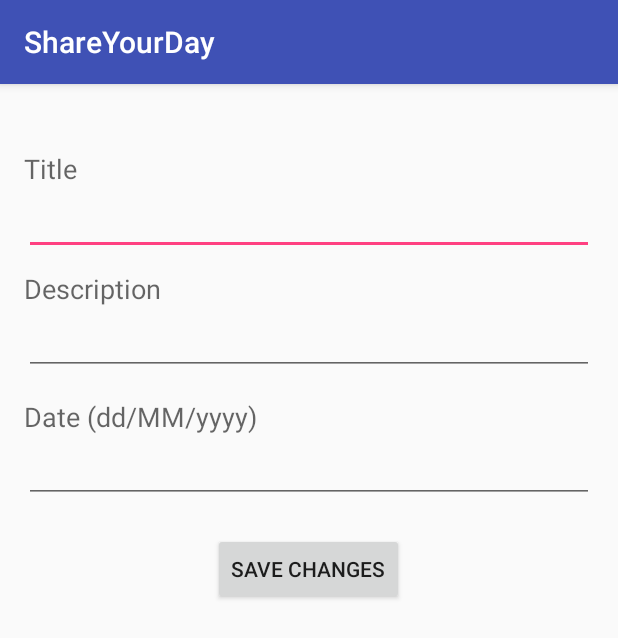
After one commit to Dragonaut1337/ShareYourDay, an Android app: the EditEntryActivity screen opened directly, with no data from a screen before it, on a phone screen of 412 x 824 dp. The commit adds this screen. Shown: the top 638 px of the screen. Run offline under Robolectric (Android 15) with nearby library versions, the phone set to English and light mode, and no system bars.

Commit message:
revision of code, added update and edit functionality

```diff
--- a/app/src/main/AndroidManifest.xml
+++ b/app/src/main/AndroidManifest.xml
@@ -29,6 +29,9 @@
         </activity>
         <activity android:name=".activity.SettingsActivity">
         </activity>
+        <activity
+            android:name=".activity.EditEntryActivity">
+        </activity>
     </application>
 
 </manifest>
--- a/app/src/main/java/com/mobile/andrew/shareyourday/activity/AboutActivity.java
+++ b/app/src/main/java/com/mobile/andrew/shareyourday/activity/AboutActivity.java
@@ -8,6 +8,8 @@ import android.os.Bundle;
 
 import com.mobile.andrew.shareyourday.R;
 
+//Placeholder for AboutActivity
+
 public class AboutActivity extends Activity {
     public void onCreate(Bundle savedInstanceState) {
         super.onCreate(savedInstanceState);
--- /dev/null
+++ b/app/src/main/java/com/mobile/andrew/shareyourday/activity/EditEntryActivity.java
@@ -0,0 +1,75 @@
+package com.mobile.andrew.shareyourday.activity;
+
+import android.app.Activity;
+import android.content.Intent;
+import android.os.Bundle;
+import android.support.v7.app.AppCompatActivity;
+import android.view.View;
+import android.widget.Button;
+import android.widget.EditText;
+
+import com.mobile.andrew.shareyourday.R;
+import com.mobile.andrew.shareyourday.fragment.EntryDetailFragment;
+import com.mobile.andrew.shareyourday.model.Entry;
+import com.mobile.andrew.shareyourday.utility.DataSource;
+import com.mobile.andrew.shareyourday.utility.DateConverter;
+
+import java.util.Date;
+
+public class EditEntryActivity extends AppCompatActivity {
+
+    private DataSource dataSource;
+    private Entry entry;
+    private EditText titleInput;
+    private EditText descriptionInput;
+    private  EditText dateInput;
+    private Button editButton;
+
+    @Override
+    protected void onCreate(Bundle savedInstanceState) {
+        super.onCreate(savedInstanceState);
+        setContentView(R.layout.activity_edit_entry);
+
+        dataSource = new DataSource(this);
+
+        titleInput = (EditText) findViewById(R.id.edit_input_title);
+        descriptionInput = (EditText) findViewById(R.id.edit_input_description);
+        dateInput = (EditText) findViewById(R.id.edit_input_date);
+        editButton = (Button) findViewById(R.id.edit_button_save);
+
+        if (getIntent().getExtras() != null) {
+            Bundle bundle = getIntent().getExtras();
+            entry = (Entry) bundle.getSerializable(EntryDetailFragment.ENTRY);
+            titleInput.setText(entry.getEntryTitle());
+            descriptionInput.setText(entry.getDescription());
+            dateInput.setText(DateConverter.convertDateToString(entry.getDate()));
+
+            editButton.setOnClickListener(new View.OnClickListener() {
+                @Override
+                public void onClick(View v) {
+                    entry.setEntryTitle(titleInput.getText().toString());
+                    entry.setDescription(descriptionInput.getText().toString());
+                    entry.setDate(DateConverter.convertStringToDate(dateInput.getText().toString()));
+
+                    String date = dateInput.getText().toString();
+                    if (DateConverter.convertStringToDate(date) == null) {
+                        date = DateConverter.convertDateToString(new Date());
+                    }
+
+                    entry.setDate(DateConverter.convertStringToDate(date));
+
+                    Long entryId = entry.getId();
+                    dataSource.updateEntry(entry);
+
+                    Bundle bundle = new Bundle();
+                    bundle.putSerializable(EntryDetailFragment.ENTRY, entry);
+
+                    Intent resultIntent = new Intent();
+                    resultIntent.putExtras(bundle);
+                    setResult(Activity.RESULT_OK, resultIntent);
+                    finish();
+                }
+            });
+        }
+    }
+}
--- a/app/src/main/java/com/mobile/andrew/shareyourday/activity/EntriesActivity.java
+++ b/app/src/main/java/com/mobile/andrew/shareyourday/activity/EntriesActivity.java
@@ -8,6 +8,8 @@ import android.os.Bundle;
 
 import com.mobile.andrew.shareyourday.R;
 
+//Placeholder for EntriesActivity
+
 public class EntriesActivity extends Activity {
     public void onCreate(Bundle savedInstanceState) {
         super.onCreate(savedInstanceState);
--- a/app/src/main/java/com/mobile/andrew/shareyourday/activity/SettingsActivity.java
+++ b/app/src/main/java/com/mobile/andrew/shareyourday/activity/SettingsActivity.java
@@ -16,8 +16,8 @@ import com.mobile.andrew.shareyourday.fragment.SettingsFragment;
 
 public class SettingsActivity extends AppCompatActivity {
 
-    Spinner colorSpinner;
-    Button saveButton;
+    private Spinner colorSpinner;
+    private Button saveButton;
 
     @Override
     protected void onCreate(Bundle savedInstanceState) {
@@ -28,6 +28,7 @@ public class SettingsActivity extends AppCompatActivity {
         saveButton = (Button) findViewById(R.id.settings_save_button);
         ArrayAdapter statusAdapter = ArrayAdapter.createFromResource(this,
                 R.array.colorthemes, android.R.layout.simple_spinner_item);
+
         // Specify the layout to use when the list of choices appears
         statusAdapter.setDropDownViewResource(android.R.layout.simple_spinner_dropdown_item);
 
--- a/app/src/main/java/com/mobile/andrew/shareyourday/fragment/EntryContainerFragment.java
+++ b/app/src/main/java/com/mobile/andrew/shareyourday/fragment/EntryContainerFragment.java
@@ -62,6 +62,12 @@ public class EntryContainerFragment extends Fragment {
                 Fragment fragment = list.get(i);
                 fragment.onActivityResult(requestCode, resultCode, data);
             }
+
+            if (list.get(i).getClass() == EntryDetailFragment.class) {
+
+                Fragment fragment = list.get(i);
+                fragment.onActivityResult(requestCode, resultCode, data);
+            }
         }
     }
 }
--- a/app/src/main/java/com/mobile/andrew/shareyourday/fragment/SettingsFragment.java
+++ b/app/src/main/java/com/mobile/andrew/shareyourday/fragment/SettingsFragment.java
@@ -14,6 +14,7 @@ import com.mobile.andrew.shareyourday.R;
 import com.mobile.andrew.shareyourday.activity.AddEntryActivity;
 import com.mobile.andrew.shareyourday.activity.SettingsActivity;
 import com.mobile.andrew.shareyourday.model.Entry;
+import com.mobile.andrew.shareyourday.utility.IntentValues;
 
 /**
  * Created by andre on 07/03/2016.
@@ -21,7 +22,6 @@ import com.mobile.andrew.shareyourday.model.Entry;
 public class SettingsFragment extends Fragment {
 
     public static final String COLOR_SELECTION = "colorselection";
-    public static final int EDIT_SETTINGS_INTENT = 1;
     private int pageNumber;
     Button editSettingsButton;
     TextView selectionTextView;
@@ -55,7 +55,7 @@ public class SettingsFragment extends Fragment {
             @Override
             public void onClick(View v) {
                 Intent intent = new Intent(getActivity(), SettingsActivity.class);
-                startActivityForResult(intent, EDIT_SETTINGS_INTENT);
+                startActivityForResult(intent, IntentValues.EDIT_SETTINGS_INTENT);
             }
         });
 
@@ -65,7 +65,7 @@ public class SettingsFragment extends Fragment {
     @Override
     public void onActivityResult(int requestCode, int resultCode, Intent data) {
 
-        if (requestCode == EDIT_SETTINGS_INTENT) {
+        if (requestCode == IntentValues.EDIT_SETTINGS_INTENT) {
             if (resultCode == Activity.RESULT_OK) {
 
                 String selection = data.getStringExtra(COLOR_SELECTION);
--- a/app/src/main/java/com/mobile/andrew/shareyourday/utility/DatabaseHelper.java
+++ b/app/src/main/java/com/mobile/andrew/shareyourday/utility/DatabaseHelper.java
@@ -14,7 +14,7 @@ public class DatabaseHelper extends SQLiteOpenHelper {
     private static final String DATABASE_NAME = "myhomeworktutorial.db";
     private static final int DATABASE_VERSION = 2;
 
-    // Assignments
+    // Entries
     public static final String TABLE_ENTRIES = "entries";
     public static final String COLUMN_ENTRY_ID = "entry_id";
     public static final String COLUMN_TITLE = "title";
--- /dev/null
+++ b/app/src/main/res/layout/activity_edit_entry.xml
@@ -0,0 +1,80 @@
+<?xml version="1.0" encoding="utf-8"?>
+<RelativeLayout
+    xmlns:android="http://schemas.android.com/apk/res/android"
+    xmlns:tools="http://schemas.android.com/tools"
+    android:layout_width="match_parent"
+    android:layout_height="match_parent"
+    android:paddingBottom="@dimen/activity_vertical_margin"
+    android:paddingLeft="@dimen/activity_horizontal_margin"
+    android:paddingRight="@dimen/activity_horizontal_margin"
+    android:paddingTop="@dimen/activity_vertical_margin"
+    tools:context="com.mobile.andrew.shareyourday.activity.EditEntryActivity">
+
+    <TextView
+        android:id="@+id/edit_label_title"
+        android:layout_width="wrap_content"
+        android:layout_height="wrap_content"
+        android:layout_alignParentLeft="true"
+        android:layout_alignParentStart="true"
+        android:layout_alignParentTop="true"
+        android:layout_marginTop="28dp"
+        android:text="Title"
+        android:textAppearance="?android:attr/textAppearanceMedium"/>
+
+    <TextView
+        android:id="@+id/edit_label_description"
+        android:layout_width="wrap_content"
+        android:layout_height="wrap_content"
+        android:layout_alignParentLeft="true"
+        android:layout_alignParentStart="true"
+        android:layout_below="@+id/edit_input_title"
+        android:layout_marginTop="10dp"
+        android:text="Description"
+        android:textAppearance="?android:attr/textAppearanceMedium"/>
+
+    <TextView
+        android:id="@+id/edit_label_date"
+        android:layout_width="wrap_content"
+        android:layout_height="wrap_content"
+        android:layout_alignParentLeft="true"
+        android:layout_alignParentStart="true"
+        android:layout_below="@+id/edit_input_description"
+        android:layout_marginTop="15dp"
+        android:text="Date (dd/MM/yyyy)"
+        android:textAppearance="?android:attr/textAppearanceMedium"/>
+
+    <EditText
+        android:id="@+id/edit_input_title"
+        android:layout_width="match_parent"
+        android:layout_height="wrap_content"
+        android:layout_alignParentLeft="true"
+        android:layout_alignParentStart="true"
+        android:layout_below="@+id/edit_label_title"/>
+
+    <EditText
+        android:id="@+id/edit_input_description"
+        android:layout_width="match_parent"
+        android:layout_height="wrap_content"
+        android:layout_alignParentLeft="true"
+        android:layout_alignParentStart="true"
+        android:layout_below="@+id/edit_label_description"
+        android:ems="10"
+        android:inputType="textMultiLine"/>
+
+    <EditText
+        android:id="@+id/edit_input_date"
+        android:layout_width="match_parent"
+        android:layout_height="wrap_content"
+        android:layout_alignParentLeft="true"
+        android:layout_alignParentStart="true"
+        android:layout_below="@+id/edit_label_date"/>
+
+    <Button
+        android:id="@+id/edit_button_save"
+        android:layout_width="wrap_content"
+        android:layout_height="wrap_content"
+        android:layout_below="@+id/edit_input_date"
+        android:layout_centerHorizontal="true"
+        android:layout_marginTop="20dp"
+        android:text="Save Changes"/>
+</RelativeLayout>
--- a/app/src/main/res/layout/activity_settings.xml
+++ b/app/src/main/res/layout/activity_settings.xml
@@ -20,7 +20,6 @@
         />
 
     <Spinner
-
         android:id="@+id/colorspinner"
         android:layout_width="wrap_content"
         android:layout_height="wrap_content"
--- a/app/src/main/res/values/strings.xml
+++ b/app/src/main/res/values/strings.xml
@@ -1,10 +1,12 @@
 <resources>
     <string name="app_name">ShareYourDay</string>
     <string name="action_settings">Settings</string>
+    <string name="edit_entry">Edit Entry</string>
 
     <string-array name="colorthemes">
         <item>Red</item>
         <item>Blue</item>
         <item>Green</item>
     </string-array>
+    <string name="title_activity_edit_entry">EditEntryActivity</string>
 </resources>
--- a/app/src/main/res/values/styles.xml
+++ b/app/src/main/res/values/styles.xml
@@ -13,8 +13,8 @@
         <item name="windowNoTitle">true</item>
     </style>
 
-    <style name="AppTheme.AppBarOverlay" parent="ThemeOverlay.AppCompat.Dark.ActionBar" />
+    <style name="AppTheme.AppBarOverlay" parent="ThemeOverlay.AppCompat.Dark.ActionBar"/>
 
-    <style name="AppTheme.PopupOverlay" parent="ThemeOverlay.AppCompat.Light" />
+    <style name="AppTheme.PopupOverlay" parent="ThemeOverlay.AppCompat.Light"/>
 
 </resources>
```
Also changed, not shown: app/src/main/java/com/mobile/andrew/shareyourday/activity/AddEntryActivity.java (+12 -4 lines), app/src/main/java/com/mobile/andrew/shareyourday/activity/MainActivity.java (+0 -10 lines), app/src/main/java/com/mobile/andrew/shareyourday/adapter/EntryArrayAdapter.java (+7 -7 lines), app/src/main/java/com/mobile/andrew/shareyourday/fragment/EntryDetailFragment.java (+84 -10 lines), app/src/main/java/com/mobile/andrew/shareyourday/fragment/EntryListFragment.java (+22 -5 lines), app/src/main/java/com/mobile/andrew/shareyourday/utility/IntentValues.java (added, +11 -0 lines), app/src/main/res/layout/activity_entry.xml (deleted, +0 -25 lines), app/src/main/res/layout/entrydetail_fragment.xml (+10 -4 lines).
